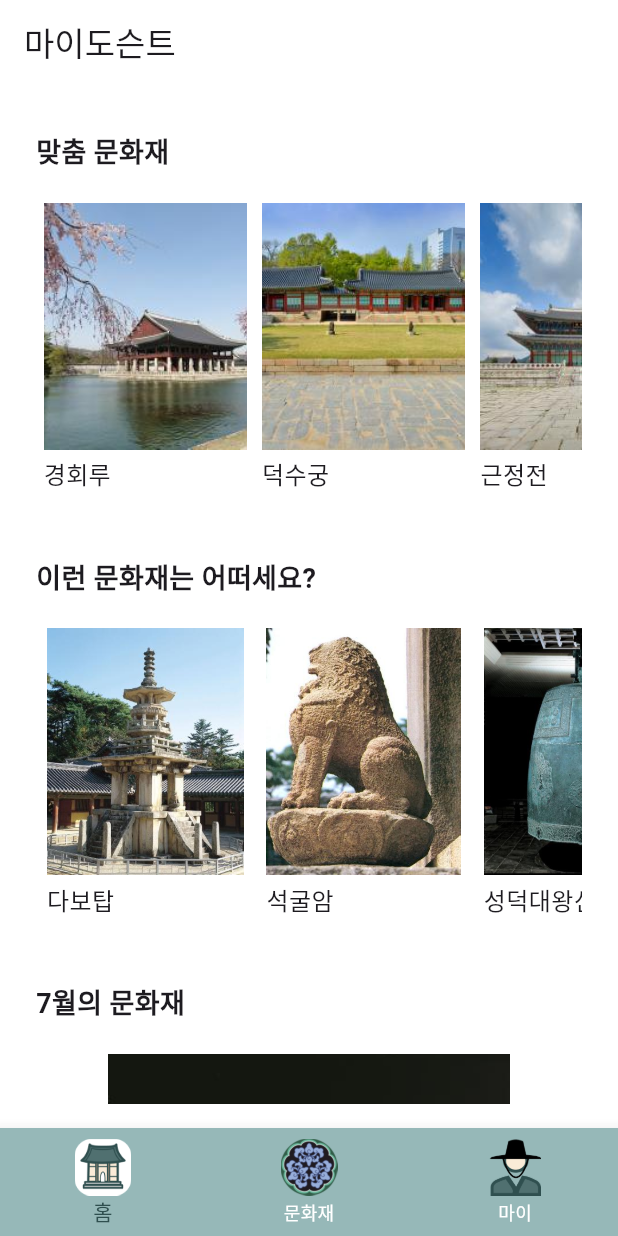
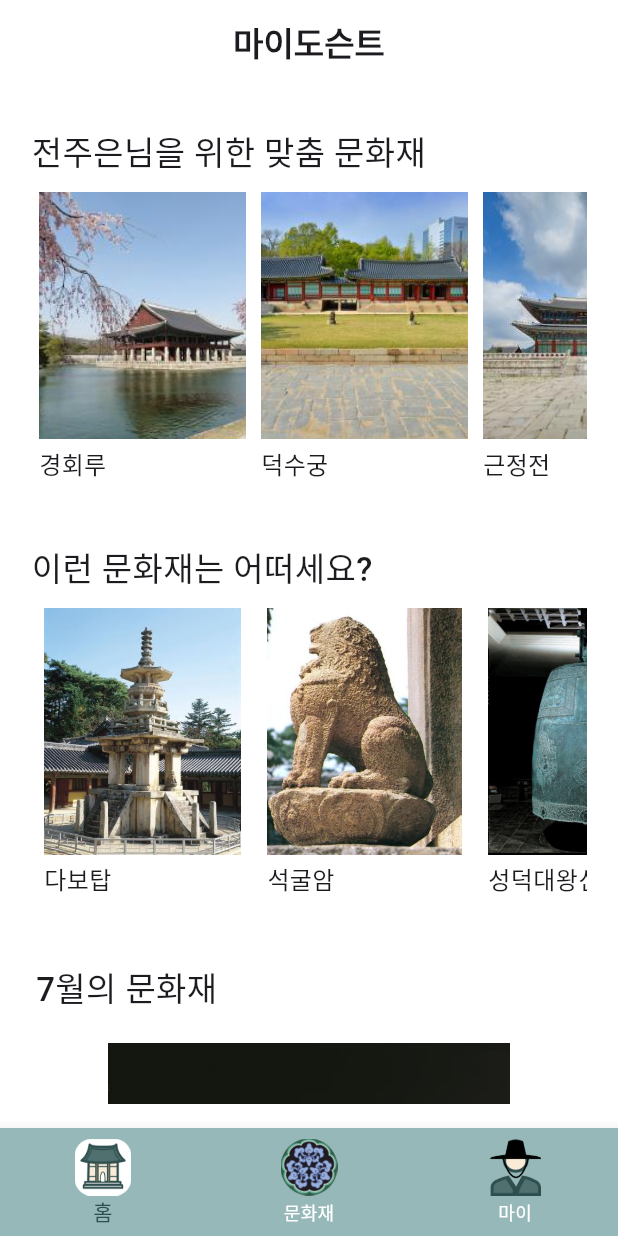
Before and after one commit to qkrtnwjd4212/sw_univ_digital_competition, a Flutter app: the screen it shows after launch, on a phone screen of 412 x 824 dp. Run offline on Flutter 3.47's test engine with Material 3 defaults, Android fonts, the phone set to English and light mode, and no system bars; drawn by our look-alikes of carousel_slider; our stand-ins replace firebase_core, flutter_dotenv, geolocator, get, google_sign_in, just_audio; missing offline and left inert: flutter_naver_login, flutter_naver_map, xml2json; accounts and stored records are empty.

```diff
--- a/lib/screen/home/HomePage.dart
+++ b/lib/screen/home/HomePage.dart
@@ -30,8 +30,12 @@ class _HomePageState extends State<HomePage> {
     return Scaffold(
       backgroundColor: Colors.white,
       appBar: AppBar(
-        title: Text('마이도슨트'),
+        automaticallyImplyLeading: false,
+        title: Text('마이도슨트', style: TextStyle(
+          fontWeight: FontWeight.w600,
+        ),),
         backgroundColor: Colors.white,
+        centerTitle: true,
       ),
       body: Padding(
           padding: const EdgeInsets.symmetric(vertical: 16, horizontal: 8),
@@ -40,7 +44,7 @@ class _HomePageState extends State<HomePage> {
             child: Column(
               crossAxisAlignment: CrossAxisAlignment.stretch,
               children: [
-                CustomBox(title: '맞춤 문화재', names: [
+                CustomBox(title: '전주은님을 위한 맞춤 문화재', names: [
                   '경회루',
                   '덕수궁',
                   '근정전'
--- a/lib/screen/home/cultural_heritage_page.dart
+++ b/lib/screen/home/cultural_heritage_page.dart
@@ -16,7 +16,11 @@ class CulturalHeritagePage extends StatelessWidget {
             Navigator.pop(context);
           },
         ),
-        title: Text(title),
+        title: Text(title,
+        style: TextStyle(
+          fontSize: 22,
+          fontWeight: FontWeight.w500
+        ),),
       ),
       body: ListView(
         children: [
--- a/lib/screen/home/custom_carousel.dart
+++ b/lib/screen/home/custom_carousel.dart
@@ -11,15 +11,17 @@ class CustomBox extends StatelessWidget {
   @override
   Widget build(BuildContext context) {
     return Container(
-        padding: const EdgeInsets.all(16.0),
+        padding: const EdgeInsets.all(13.0),
         child: Column(
           crossAxisAlignment: CrossAxisAlignment.stretch,
           children: [
             Text(
               title,
-              style: TextStyle(fontSize: 18, fontWeight: FontWeight.bold),
+              style: TextStyle(
+                  fontSize: 22,
+                  fontWeight: FontWeight.w500),
             ),
-            SizedBox(height: 20),
+            SizedBox(height: 10),
             _ImgBox(names: names, imgUrl: imgSrc)
           ],
         ));
--- a/lib/screen/home/custom_month_carousel.dart
+++ b/lib/screen/home/custom_month_carousel.dart
@@ -20,7 +20,7 @@ class CustomMonthBox extends StatelessWidget {
           children: [
             Text(
               title,
-              style: TextStyle(fontSize: 18, fontWeight: FontWeight.bold),
+              style: TextStyle(fontSize: 22, fontWeight: FontWeight.w500),
             ),
             SizedBox(height: 20),
             GestureDetector( // GestureDetector 추가
```
